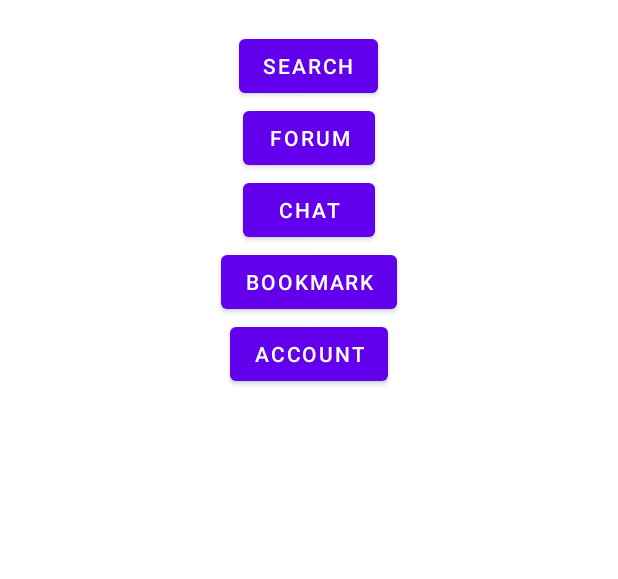
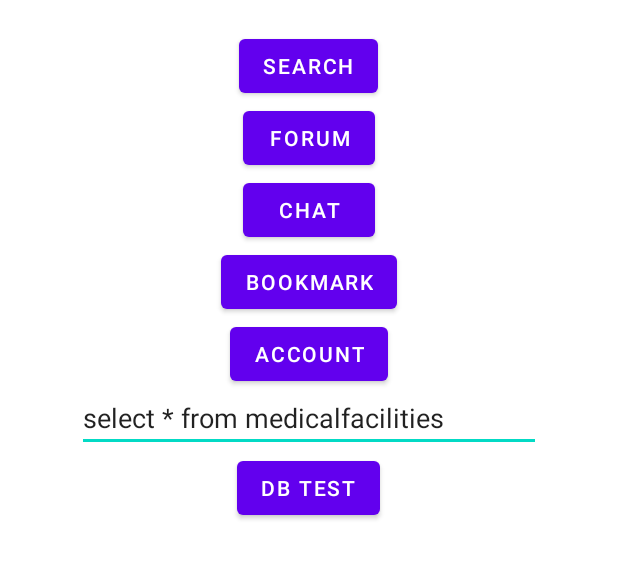
Before and after one commit to Juked16/cz2006-MedKit, an Android app: the screen it shows after launch (MainMenu), on a phone screen of 412 x 824 dp, the part 455-1034 px from its top. Run offline under Robolectric (Android 15) with nearby library versions, the phone set to English and light mode, and no system bars; 1 statement that could not run was skipped.

Commit message:
Database Test

```diff
--- a/Medkit2006/app/build.gradle
+++ b/Medkit2006/app/build.gradle
@@ -52,7 +52,7 @@ dependencies {
     androidTestImplementation 'androidx.test.ext:junit:1.1.3'
     androidTestImplementation 'androidx.test.espresso:espresso-core:3.4.0'
     implementation fileTree(dir: 'libs', include: ['*.jar'])
-    implementation files('libs/mysql-connector-java-8.0.28.jar')
+    implementation 'com.github.BoardiesITSolutions:Android-MySQL-Connector:0.28'
     implementation 'com.android.volley:volley:1.2.1'
     implementation 'com.github.bumptech.glide:glide:4.13.0'
     annotationProcessor 'com.github.bumptech.glide:compiler:4.13.0'
--- a/Medkit2006/app/src/main/AndroidManifest.xml
+++ b/Medkit2006/app/src/main/AndroidManifest.xml
@@ -6,6 +6,7 @@
     <uses-permission android:name="android.permission.ACCESS_WIFI_STATE" />
 
     <application
+        tools:replace="android:theme"
         android:allowBackup="true"
         android:icon="@mipmap/ic_launcher"
         android:label="@string/app_name"
--- /dev/null
+++ b/Medkit2006/app/src/main/java/com/example/medkit2006/DB.java
@@ -0,0 +1,142 @@
+package com.example.medkit2006;
+
+import android.os.Build;
+
+import androidx.annotation.RequiresApi;
+
+import com.BoardiesITSolutions.AndroidMySQLConnector.Connection;
+import com.BoardiesITSolutions.AndroidMySQLConnector.Exceptions.InvalidSQLPacketException;
+import com.BoardiesITSolutions.AndroidMySQLConnector.Exceptions.MySQLConnException;
+import com.BoardiesITSolutions.AndroidMySQLConnector.Exceptions.MySQLException;
+import com.BoardiesITSolutions.AndroidMySQLConnector.IConnectionInterface;
+import com.BoardiesITSolutions.AndroidMySQLConnector.IResultInterface;
+import com.BoardiesITSolutions.AndroidMySQLConnector.ResultSet;
+
+import org.jetbrains.annotations.NotNull;
+
+import java.io.IOException;
+import java.util.function.Consumer;
+
+public class DB {
+
+    static Connection conn;
+    String lastMsg = "";
+
+    public DB() {
+        connect();
+    }
+
+    public void connect(){
+        conn = new Connection("94.74.80.1", "test", "Blue!$!$!$", 3306, "db_medical_facilities", new IConnectionInterface() {
+            @Override
+            public void actionCompleted() {
+                lastMsg = "OK";
+            }
+
+            @Override
+            public void handleInvalidSQLPacketException(InvalidSQLPacketException ex) {
+                lastMsg = ex.getMessage();
+            }
+
+            @Override
+            public void handleMySQLException(MySQLException ex) {
+                lastMsg = ex.getMessage();
+            }
+
+            @Override
+            public void handleIOException(IOException ex) {
+                lastMsg = ex.getMessage();
+            }
+
+            @Override
+            public void handleMySQLConnException(MySQLConnException ex) {
+                lastMsg = ex.getMessage();
+            }
+
+            @Override
+            public void handleException(Exception exception) {
+                lastMsg = exception.getMessage();
+            }
+        });
+    }
+
+    public void execute(@NotNull String statement, Runnable whenDone){
+        conn.createStatement().execute(statement, new IConnectionInterface() {
+            @RequiresApi(api = Build.VERSION_CODES.N)
+            @Override
+            public void actionCompleted() {
+                try {
+                    if (whenDone != null)
+                        whenDone.run();
+                }catch (Exception e){
+                    lastMsg = e.getMessage();
+                }
+            }
+
+            @Override
+            public void handleInvalidSQLPacketException(InvalidSQLPacketException ex) {
+                lastMsg = ex.getMessage();
+            }
+
+            @Override
+            public void handleMySQLException(MySQLException ex) {
+                lastMsg = ex.getMessage();
+            }
+
+            @Override
+            public void handleIOException(IOException ex) {
+                lastMsg = ex.getMessage();
+            }
+
+            @Override
+            public void handleMySQLConnException(MySQLConnException ex) {
+                lastMsg = ex.getMessage();
+            }
+
+            @Override
+            public void handleException(Exception exception) {
+                lastMsg = exception.getMessage();
+            }
+        });
+    }
+
+    public void executeQuery(@NotNull String query, Consumer<ResultSet> whenDone) {
+        conn.createStatement().executeQuery(query, new IResultInterface() {
+            @RequiresApi(api = Build.VERSION_CODES.N)
+            @Override
+            public void executionComplete(ResultSet resultSet) {
+                try {
+                    if (whenDone != null)
+                        whenDone.accept(resultSet);
+                }catch (Exception e){
+                    lastMsg = e.getMessage();
+                }
+            }
+
+            @Override
+            public void handleInvalidSQLPacketException(InvalidSQLPacketException ex) {
+                lastMsg = ex.getMessage();
+            }
+
+            @Override
+            public void handleMySQLException(MySQLException ex) {
+                lastMsg = ex.getMessage();
+            }
+
+            @Override
+            public void handleIOException(IOException ex) {
+                lastMsg = ex.getMessage();
+            }
+
+            @Override
+            public void handleMySQLConnException(MySQLConnException ex) {
+                lastMsg = ex.getMessage();
+            }
+
+            @Override
+            public void handleException(Exception ex) {
+                lastMsg = ex.getMessage();
+            }
+        });
+    }
+}
--- a/Medkit2006/app/src/main/java/com/example/medkit2006/MainActivity.java
+++ b/Medkit2006/app/src/main/java/com/example/medkit2006/MainActivity.java
@@ -35,7 +35,7 @@ public class MainActivity extends AppCompatActivity {
     private TextView txtMFName,txtMFContact,txtMFType,txtMFAddress;
     private TextView test;
     private String stContact;
-    private String URL = "http://10.0.2.2/android_cz2006/mf.php";
+    private String URL = "http://159.138.106.155/mf.php";
 
     @Override
     protected void onCreate(Bundle savedInstanceState) {
@@ -61,6 +61,7 @@ public class MainActivity extends AppCompatActivity {
         */
 
     }
+
     public void loadMF(){
         StringRequest stringRequest = new StringRequest(Request.Method.GET, URL,
                 new Response.Listener<String>() {
--- a/Medkit2006/app/src/main/java/com/example/medkit2006/MainMenu.java
+++ b/Medkit2006/app/src/main/java/com/example/medkit2006/MainMenu.java
@@ -4,19 +4,27 @@ import android.content.Intent;
 import android.os.Bundle;
 import android.view.View;
 import android.widget.Button;
+import android.widget.EditText;
 
 import androidx.annotation.Nullable;
 import androidx.appcompat.app.AppCompatActivity;
 
+import com.BoardiesITSolutions.AndroidMySQLConnector.ColumnDefinition;
+import com.BoardiesITSolutions.AndroidMySQLConnector.Exceptions.SQLColumnNotFoundException;
+import com.BoardiesITSolutions.AndroidMySQLConnector.MySQLRow;
+
+import java.util.ArrayList;
+
 public class MainMenu extends AppCompatActivity {
     private Button button;
+    public static DB db = new DB();
 
     @Override
     protected void onCreate(@Nullable Bundle savedInstanceState) {
         super.onCreate(savedInstanceState);
         setContentView(R.layout.menu_main);
 
-        button = (Button)findViewById(R.id.btnSearch);
+        button = (Button) findViewById(R.id.btnSearch);
         button.setOnClickListener(new View.OnClickListener() {
             @Override
             public void onClick(View view) {
@@ -24,7 +32,6 @@ public class MainMenu extends AppCompatActivity {
                 startActivity(intent);
             }
         });
-
 
         //Intent intent = new Intent(MainActivity.this, Success.class);
         //startActivity(intent);
@@ -36,21 +43,58 @@ public class MainMenu extends AppCompatActivity {
         startActivity(intent);
     }
 
-    public void onClickForum(View view){
+    public void onClickForum(View view) {
         Intent intent = new Intent(MainMenu.this, ForumActivity.class);
         startActivity(intent);
     }
-    public void onClickChat(View view){
+
+    public void onClickChat(View view) {
         Intent intent = new Intent(MainMenu.this, ChatActivity.class);
         startActivity(intent);
     }
-    public void onClickBookmark(View view){
+
+    public void onClickBookmark(View view) {
         Intent intent = new Intent(MainMenu.this, BookmarkActivity.class);
         startActivity(intent);
     }
-    public void onClickAccount(View view){
+
+    public void onClickAccount(View view) {
         Intent intent = new Intent(MainMenu.this, AccountActivity.class);
         startActivity(intent);
     }
 
+    public void onClickDB(View view) {
+        Button btn = ((Button) view);
+        try {
+            btn.setText(DB.conn.getServerVersion());
+        } catch (Exception e) {
+            btn.setText(e.getMessage());
+            return;
+        }
+        String query = ((EditText) findViewById(R.id.textDBQuery)).getText().toString();
+        if (query.toUpperCase().startsWith("SELECT"))
+            db.executeQuery(query, resultSet -> {
+                try {
+                    StringBuilder text = new StringBuilder();
+                    ArrayList<String> fields = new ArrayList<>();
+                    for (ColumnDefinition field : resultSet.getFields()) {
+                        fields.add(field.getColumnName());
+                        text.append(" | ").append(field.getColumnName());
+                    }
+                    text.append('\n');
+                    MySQLRow row;
+                    while ((row = resultSet.getNextRow()) != null) {
+                        for (String field : fields)
+                            text.append(" | ").append(row.getString(field));
+                        text.append('\n');
+                    }
+                    btn.setText(text);
+                } catch (SQLColumnNotFoundException e) {
+                    btn.setText(e.getMessage());
+                }
+            });
+        else
+            db.execute(query, () -> btn.setText("OK"));
+        btn.setText(db.lastMsg);
+    }
 }
--- a/Medkit2006/app/src/main/res/layout/menu_main.xml
+++ b/Medkit2006/app/src/main/res/layout/menu_main.xml
@@ -65,5 +65,26 @@
         android:onClick="onClickAccount"
         />
 
+    <EditText
+        android:id="@+id/textDBQuery"
+        android:layout_width="309dp"
+        android:layout_height="wrap_content"
+        android:layout_below="@id/btnBookmark"
+        android:layout_centerHorizontal="true"
+        android:layout_marginTop="44dp"
+        android:ems="10"
+        android:inputType="textMultiLine"
+        android:text="select * from medicalfacilities" />
+
+    <Button
+        android:id="@+id/btnDBTest"
+        android:layout_width="wrap_content"
+        android:layout_height="wrap_content"
+        android:text="DB Test"
+        android:layout_centerHorizontal="true"
+        android:layout_below="@id/textDBQuery"
+        android:onClick="onClickDB"
+        />
+
 
 </RelativeLayout>
--- a/Medkit2006/settings.gradle
+++ b/Medkit2006/settings.gradle
@@ -10,6 +10,7 @@ dependencyResolutionManagement {
     repositories {
         google()
         mavenCentral()
+        maven { url 'https://jitpack.io' }
     }
 }
 rootProject.name = "Medkit2006"
```
Also changed, not shown: 1 other file.
